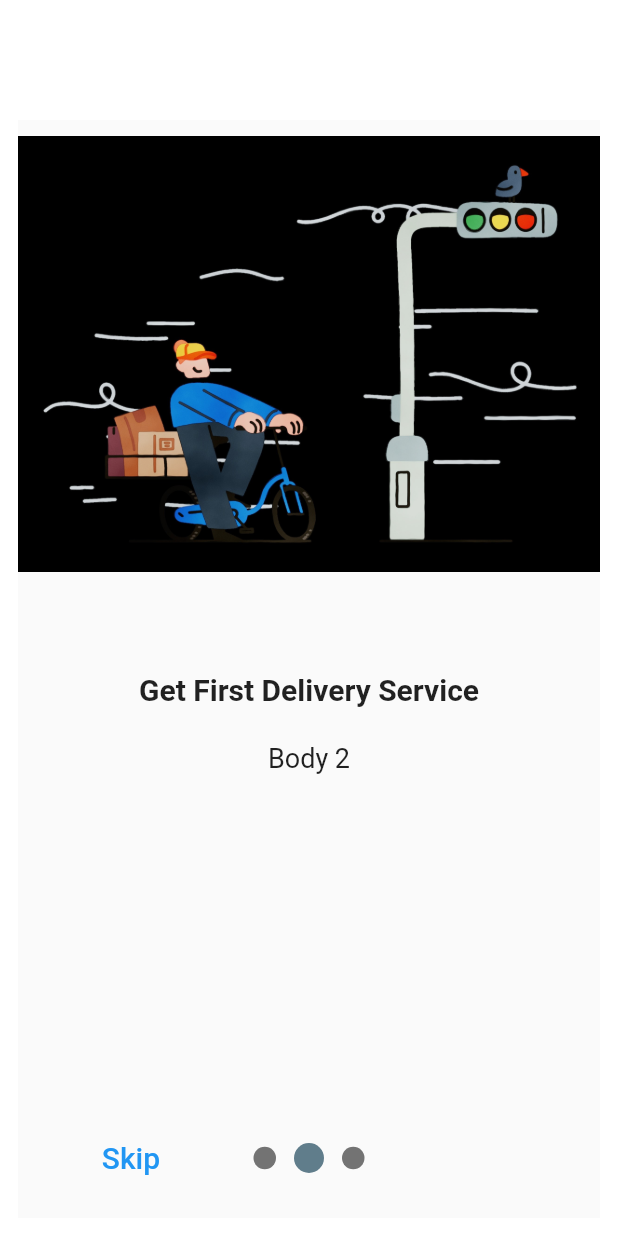
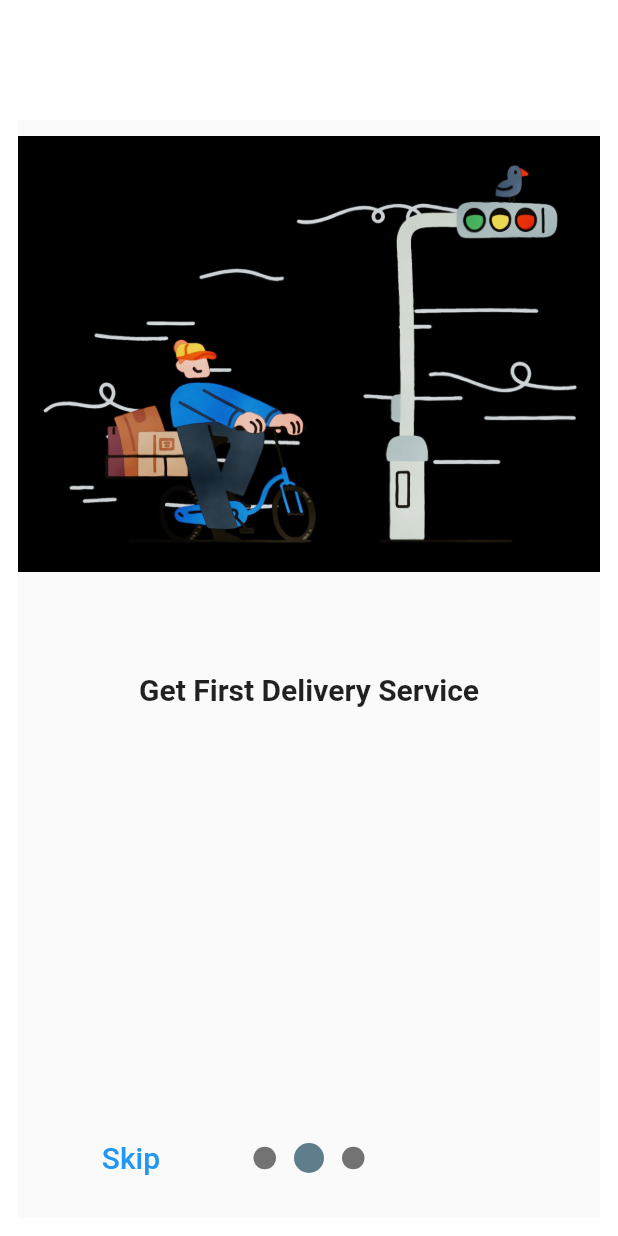
Before and after one commit to Rokeya17/My_Grocery, a Flutter app: the screen it shows after launch, swiped to page 2, on a phone screen of 412 x 824 dp. Run offline on Flutter 3.47's test engine with Material 2 defaults, Android fonts, the phone set to English and light mode, and no system bars; drawn by our look-alikes of introduction_screen; our stand-ins replace shared_preferences.

Commit message:
Modify home screen and added bottom navigation bar

```diff
--- a/lib/components/carousel_loading.dart
+++ /dev/null
@@ -1 +0,0 @@
-// TODO Implement this library.
--- a/lib/controller/controllers.dart
+++ /dev/null
@@ -1 +0,0 @@
-// TODO Implement this library.
--- a/lib/introduction_screen.dart
+++ b/lib/introduction_screen.dart
@@ -11,12 +11,12 @@ class IntroScreen extends StatelessWidget {
       title: 'Welcome to My Grocery Application',
       body: '',
       image: Center(
-        child: Image.asset('assets/images/L1.png'),
+        child: Image.asset('assets/images/L1.jpg'),
       ),
     ),
     PageViewModel(
       title: 'Get First Delivery Service',
-      body: 'Body 2',
+      body: '',
       image: Center(
         child: Image.asset('assets/images/img_2.png'),
       ),
--- a/lib/styles/colors.dart
+++ /dev/null
@@ -1 +0,0 @@
-// TODO Implement this library.
--- a/lib/view/components/carousel_slider_view.dart
+++ /dev/null
@@ -1 +0,0 @@
-// TODO Implement this library.
--- a/pubspec.yaml
+++ b/pubspec.yaml
@@ -34,7 +34,7 @@ dependencies:
 
   # The following adds the Cupertino Icons font to your application.
   # Use with the CupertinoIcons class for iOS style icons.
-  cupertino_icons: ^1.0.2
+  cupertino_icons: ^1.0.3
 
   get: ^4.6.1
   flutter_snake_navigationbar: ^0.6.1
@@ -47,6 +47,9 @@ dependencies:
   introduction_screen: ^2.1.0
   shared_preferences: ^2.0.11
   onboarding: ^3.1.0
+  flutter_svg: ^0.22.0
+  flutter_bloc: ^8.1.3
+  equatable: ^2.0.5
 
 
 
```
Also changed, not shown: lib/home_screen.dart (+31 -1 lines), pubspec.lock, 1 other file.
